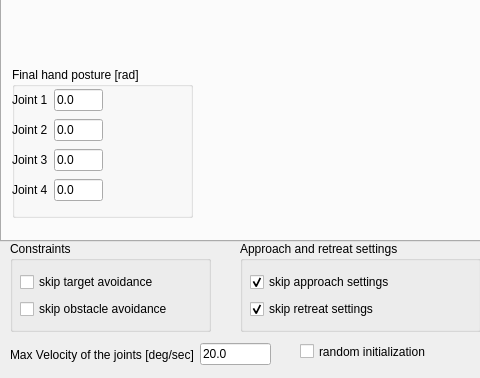
Before: the Qt Designer form ui/toldialoghuml.ui in zohannn/motion_manager, drawn with Qt 5; both pictures show x 0 to 480 and y 359 to 737 of the 970 by 737 pixel window.
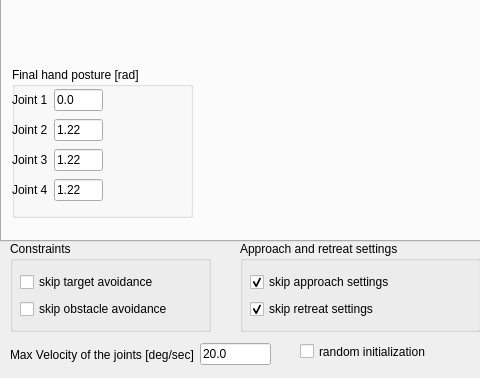
After: the same form once the commit is applied. The open tabs and pages were chosen to show the change.

What changed in the file:
```diff
--- a/ui/toldialoghuml.ui
+++ b/ui/toldialoghuml.ui
@@ -3948,7 +3948,7 @@
          <item>
           <widget class="QLineEdit" name="lineEdit_final_hand_2">
            <property name="text">
-            <string>0.0</string>
+            <string>1.22</string>
            </property>
           </widget>
          </item>
@@ -3966,7 +3966,7 @@
          <item>
           <widget class="QLineEdit" name="lineEdit_final_hand_3">
            <property name="text">
-            <string>0.0</string>
+            <string>1.22</string>
            </property>
           </widget>
          </item>
@@ -3984,7 +3984,7 @@
          <item>
           <widget class="QLineEdit" name="lineEdit_final_hand_4">
            <property name="text">
-            <string>0.0</string>
+            <string>1.22</string>
            </property>
           </widget>
          </item>
```
Left out of the diff: 2 changed lines with no effect on the pictures.
